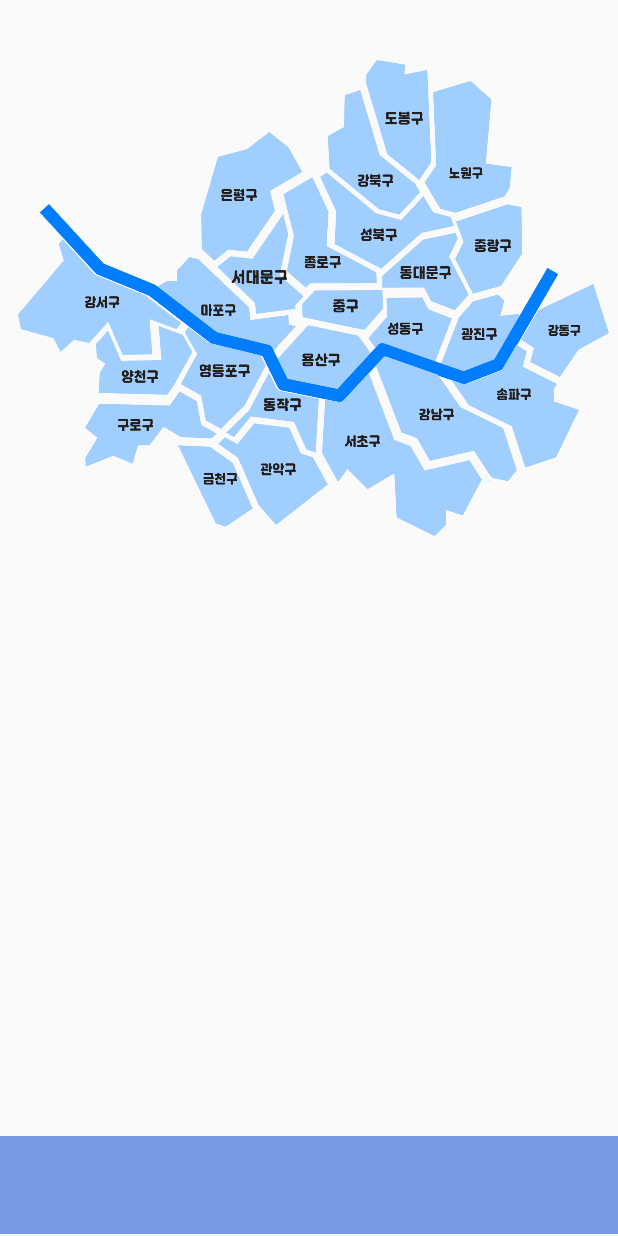
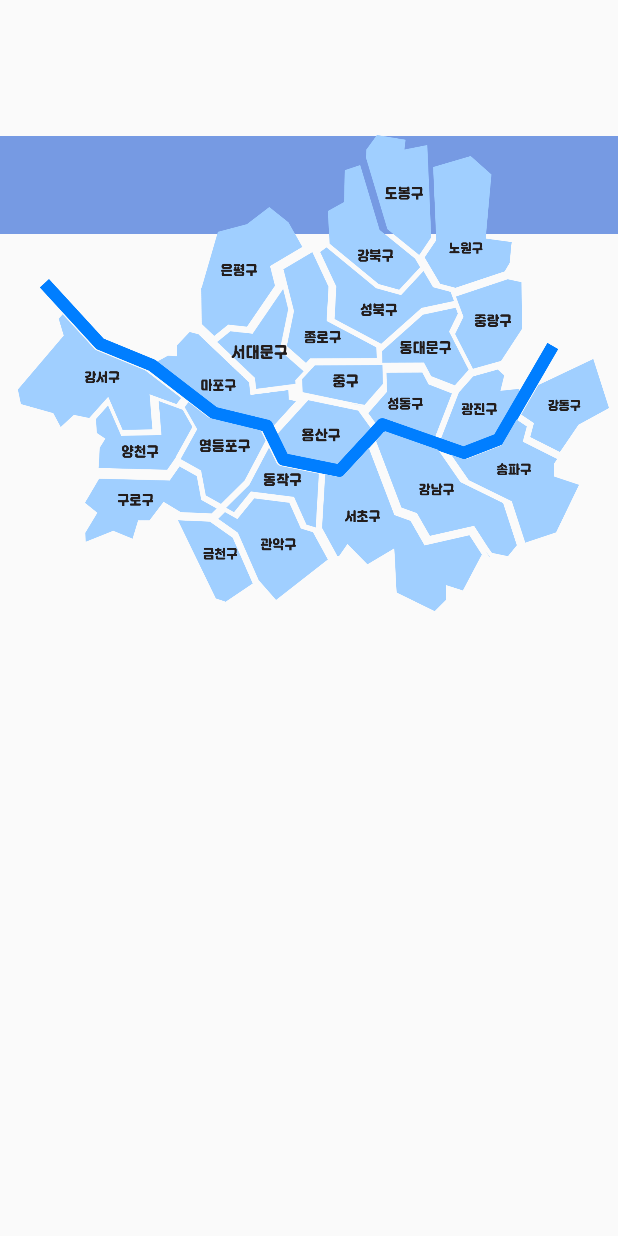
Before and after one commit to dduyon2/kccp, an Android app: the screen it shows after launch (MainActivity), on a phone screen of 412 x 824 dp. Run offline under Robolectric (Android 15) with nearby library versions, the phone set to English and light mode, and no system bars.

Commit message:
위치변경

```diff
--- a/app/src/main/res/layout/activity_main.xml
+++ b/app/src/main/res/layout/activity_main.xml
@@ -6,14 +6,16 @@
     android:layout_height="match_parent"
     app:layout_behavior="@string/appbar_scrolling_view_behavior"
     tools:context=".MainActivity">
+
     <android.support.v7.widget.Toolbar
         android:id="@+id/toolbar"
         android:layout_width="match_parent"
         android:layout_height="65dp"
-        android:layout_marginBottom="1dp"
+        android:layout_marginBottom="668dp"
         android:background="?attr/colorPrimary"
         app:layout_constraintBottom_toBottomOf="parent"
         app:layout_constraintEnd_toStartOf="parent"
+        app:layout_constraintHorizontal_bias="0.0"
         app:layout_constraintStart_toStartOf="parent"
         app:popupTheme="@style/AppTheme.PopupOverlay" />
 
@@ -21,7 +23,7 @@
         android:id="@+id/dobong_image"
         android:layout_width="51dp"
         android:layout_height="80dp"
-        android:layout_marginTop="40dp"
+        android:layout_marginTop="90dp"
         android:adjustViewBounds="true"
         android:src="@drawable/dobonggu"
         app:layout_constraintEnd_toEndOf="parent"
@@ -33,7 +35,7 @@
         android:id="@+id/seongbook_image"
         android:layout_width="89dp"
         android:layout_height="74dp"
-        android:layout_marginTop="110dp"
+        android:layout_marginTop="160dp"
         android:adjustViewBounds="true"
         android:src="@drawable/seongbook"
         app:layout_constraintEnd_toEndOf="parent"
@@ -45,7 +47,7 @@
         android:id="@+id/dongdaemoon_image"
         android:layout_width="58dp"
         android:layout_height="63dp"
-        android:layout_marginTop="149dp"
+        android:layout_marginTop="199dp"
         android:adjustViewBounds="true"
         android:src="@drawable/dongdaemoon"
         app:layout_constraintEnd_toEndOf="parent"
@@ -57,7 +59,7 @@
         android:id="@+id/jongro_image"
         android:layout_width="64dp"
         android:layout_height="74dp"
-        android:layout_marginTop="118dp"
+        android:layout_marginTop="168dp"
         android:adjustViewBounds="true"
         android:src="@drawable/jongro"
         app:layout_constraintEnd_toEndOf="parent"
@@ -69,7 +71,7 @@
         android:id="@+id/seodaemoon_image"
         android:layout_width="58dp"
         android:layout_height="69dp"
-        android:layout_marginTop="141dp"
+        android:layout_marginTop="191dp"
         android:adjustViewBounds="true"
         android:src="@drawable/seodaemoon"
         app:layout_constraintEnd_toEndOf="parent"
@@ -81,7 +83,7 @@
         android:id="@+id/enpyeong_image"
         android:layout_width="80dp"
         android:layout_height="86dp"
-        android:layout_marginTop="88dp"
+        android:layout_marginTop="138dp"
         android:adjustViewBounds="true"
         android:src="@drawable/enpeyong"
         app:layout_constraintEnd_toEndOf="parent"
@@ -93,7 +95,7 @@
         android:id="@+id/joong_image"
         android:layout_width="54dp"
         android:layout_height="37dp"
-        android:layout_marginTop="188dp"
+        android:layout_marginTop="238dp"
         android:adjustViewBounds="true"
         android:src="@drawable/joong"
         app:layout_constraintEnd_toEndOf="parent"
@@ -105,7 +107,7 @@
         android:id="@+id/seongdong_image"
         android:layout_width="56dp"
         android:layout_height="45dp"
-        android:layout_marginTop="198dp"
+        android:layout_marginTop="248dp"
         android:adjustViewBounds="true"
         android:src="@drawable/seongdong"
         app:layout_constraintEnd_toEndOf="parent"
@@ -117,7 +119,7 @@
         android:id="@+id/guangjin_image"
         android:layout_width="53dp"
         android:layout_height="57dp"
-        android:layout_marginTop="194dp"
+        android:layout_marginTop="244dp"
         android:adjustViewBounds="true"
         android:src="@drawable/guangjin"
         app:layout_constraintEnd_toEndOf="parent"
@@ -129,7 +131,7 @@
         android:id="@+id/gangbook_image"
         android:layout_width="73dp"
         android:layout_height="83dp"
-        android:layout_marginTop="60dp"
+        android:layout_marginTop="110dp"
         android:adjustViewBounds="true"
         android:src="@drawable/gangbook"
         app:layout_constraintEnd_toEndOf="parent"
@@ -141,7 +143,7 @@
         android:id="@+id/joonglang_image"
         android:layout_width="59dp"
         android:layout_height="60dp"
-        android:layout_marginTop="136dp"
+        android:layout_marginTop="186dp"
         android:adjustViewBounds="true"
         android:src="@drawable/joonglang"
         app:layout_constraintEnd_toEndOf="parent"
@@ -153,7 +155,7 @@
         android:id="@+id/nowon_image"
         android:layout_width="64dp"
         android:layout_height="88dp"
-        android:layout_marginTop="54dp"
+        android:layout_marginTop="104dp"
         android:adjustViewBounds="true"
         android:src="@drawable/nowon"
         app:layout_constraintEnd_toEndOf="parent"
@@ -165,7 +167,7 @@
         android:id="@+id/yongsan_image"
         android:layout_width="64dp"
         android:layout_height="49dp"
-        android:layout_marginTop="214dp"
+        android:layout_marginTop="264dp"
         android:adjustViewBounds="true"
         android:src="@drawable/yongsan"
         app:layout_constraintEnd_toEndOf="parent"
@@ -177,7 +179,7 @@
         android:id="@+id/mapo_image"
         android:layout_width="98dp"
         android:layout_height="66dp"
-        android:layout_marginTop="171dp"
+        android:layout_marginTop="221dp"
         android:adjustViewBounds="true"
         android:src="@drawable/mapo"
         app:layout_constraintEnd_toEndOf="parent"
@@ -189,7 +191,7 @@
         android:id="@+id/hangang_image"
         android:layout_width="365dp"
         android:layout_height="132dp"
-        android:layout_marginTop="136dp"
+        android:layout_marginTop="186dp"
         android:adjustViewBounds="true"
         android:src="@drawable/hangang"
         app:layout_constraintEnd_toEndOf="parent"
@@ -201,7 +203,7 @@
         android:id="@+id/gangseo_image"
         android:layout_width="114dp"
         android:layout_height="77dp"
-        android:layout_marginTop="159dp"
+        android:layout_marginTop="209dp"
         android:layout_marginBottom="40dp"
         android:adjustViewBounds="true"
         android:src="@drawable/gangseo"
@@ -216,7 +218,7 @@
         android:id="@+id/yeongdeungpo_image"
         android:layout_width="65dp"
         android:layout_height="68dp"
-        android:layout_marginTop="218dp"
+        android:layout_marginTop="268dp"
         android:adjustViewBounds="true"
         android:src="@drawable/yeongdeungpo"
         app:layout_constraintEnd_toEndOf="parent"
@@ -228,7 +230,7 @@
         android:id="@+id/dongjak_image"
         android:layout_width="62dp"
         android:layout_height="55dp"
-        android:layout_marginTop="247dp"
+        android:layout_marginTop="297dp"
         android:adjustViewBounds="true"
         android:src="@drawable/dongjak"
         app:layout_constraintEnd_toEndOf="parent"
@@ -240,7 +242,7 @@
         android:id="@+id/seocho_image"
         android:layout_width="112dp"
         android:layout_height="114dp"
-        android:layout_marginTop="246dp"
+        android:layout_marginTop="296dp"
         android:adjustViewBounds="true"
         android:src="@drawable/seocho"
         app:layout_constraintEnd_toEndOf="parent"
@@ -252,7 +254,7 @@
         android:id="@+id/gangnam_image"
         android:layout_width="94dp"
         android:layout_height="106dp"
-        android:layout_marginTop="226dp"
+        android:layout_marginTop="276dp"
         android:adjustViewBounds="true"
         android:src="@drawable/gangnam"
         app:layout_constraintEnd_toEndOf="parent"
@@ -264,7 +266,7 @@
         android:id="@+id/songpa_image"
         android:layout_width="85dp"
         android:layout_height="85dp"
-        android:layout_marginTop="228dp"
+        android:layout_marginTop="278dp"
         android:layout_marginEnd="39dp"
         android:layout_marginRight="39dp"
         android:adjustViewBounds="true"
@@ -279,7 +281,7 @@
         android:id="@+id/gangdong_image"
         android:layout_width="60dp"
         android:layout_height="62dp"
-        android:layout_marginTop="189dp"
+        android:layout_marginTop="239dp"
         android:layout_marginEnd="67dp"
         android:layout_marginRight="67dp"
         android:adjustViewBounds="true"
@@ -295,7 +297,7 @@
         android:layout_height="46dp"
         android:layout_marginStart="44dp"
         android:layout_marginLeft="44dp"
-        android:layout_marginTop="217dp"
+        android:layout_marginTop="267dp"
         android:adjustViewBounds="true"
         android:src="@drawable/yangcheon"
         app:layout_constraintStart_toStartOf="parent"
@@ -305,7 +307,7 @@
         android:id="@+id/guro_image"
         android:layout_width="88dp"
         android:layout_height="85dp"
-        android:layout_marginTop="243dp"
+        android:layout_marginTop="293dp"
         android:adjustViewBounds="true"
         android:src="@drawable/guro"
         app:layout_constraintEnd_toEndOf="parent"
@@ -317,7 +319,7 @@
         android:id="@+id/guanak_image"
         android:layout_width="73dp"
         android:layout_height="73dp"
-        android:layout_marginTop="279dp"
+        android:layout_marginTop="329dp"
         android:adjustViewBounds="true"
         android:src="@drawable/guanak"
         app:layout_constraintEnd_toEndOf="parent"
@@ -329,7 +331,7 @@
         android:id="@+id/geumcheon_image"
         android:layout_width="50dp"
         android:layout_height="61dp"
-        android:layout_marginTop="293dp"
+        android:layout_marginTop="343dp"
         android:adjustViewBounds="true"
         android:src="@drawable/geumcheon"
         app:layout_constraintEnd_toEndOf="parent"
```
